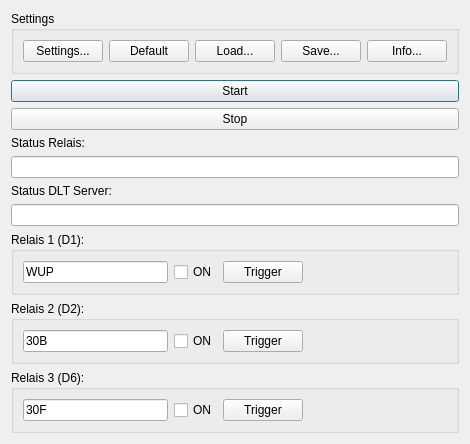
Qt form dialog.ui (alexmucde/DLTPower) before a commit.
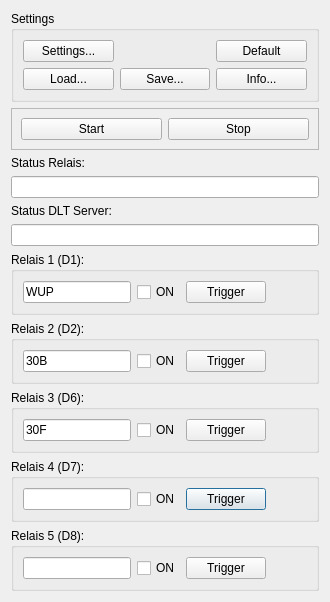
The same form after that commit.

Commit message:
- Support up to 5 Relais
- Add Watchdog with automatic reconnect after 3s
- Changed communication protocol
- Updated Arduino Sketch
- Fixed problem with Arduino starting up in Flash Mode
- Increased version number

Patch:
```diff
--- a/dialog.ui
+++ b/dialog.ui
@@ -6,8 +6,8 @@
    <rect>
     <x>0</x>
     <y>0</y>
-    <width>466</width>
-    <height>435</height>
+    <width>330</width>
+    <height>593</height>
    </rect>
   </property>
   <property name="sizePolicy">
@@ -31,34 +31,138 @@
    <bool>true</bool>
   </property>
   <layout class="QGridLayout" name="gridLayout">
-   <item row="1" column="0">
-    <widget class="QPushButton" name="pushButtonStart">
-     <property name="sizePolicy">
-      <sizepolicy hsizetype="Expanding" vsizetype="Fixed">
-       <horstretch>0</horstretch>
-       <verstretch>0</verstretch>
-      </sizepolicy>
+   <item row="15" column="0">
+    <widget class="QGroupBox" name="groupBox">
+     <property name="title">
+      <string>Relais 4 (D7):</string>
      </property>
-     <property name="text">
-      <string>Start</string>
+     <layout class="QHBoxLayout" name="horizontalLayout_4">
+      <item>
+       <widget class="QLineEdit" name="lineEditRelaisName4"/>
+      </item>
+      <item>
+       <widget class="QCheckBox" name="checkBoxRelais4">
+        <property name="text">
+         <string>ON</string>
+        </property>
+       </widget>
+      </item>
+      <item>
+       <widget class="QPushButton" name="pushButtonRelais4Trigger">
+        <property name="text">
+         <string>Trigger</string>
+        </property>
+       </widget>
+      </item>
+      <item>
+       <spacer name="horizontalSpacer_4">
+        <property name="orientation">
+         <enum>Qt::Horizontal</enum>
+        </property>
+        <property name="sizeHint" stdset="0">
+         <size>
+          <width>40</width>
+          <height>20</height>
+         </size>
+        </property>
+       </spacer>
+      </item>
+     </layout>
+    </widget>
+   </item>
+   <item row="16" column="0">
+    <widget class="QGroupBox" name="groupBox_2">
+     <property name="title">
+      <string>Relais 5 (D8):</string>
      </property>
+     <layout class="QHBoxLayout" name="horizontalLayout_6">
+      <item>
+       <widget class="QLineEdit" name="lineEditRelaisName5"/>
+      </item>
+      <item>
+       <widget class="QCheckBox" name="checkBoxRelais5">
+        <property name="text">
+         <string>ON</string>
+        </property>
+       </widget>
+      </item>
+      <item>
+       <widget class="QPushButton" name="pushButtonRelais5Trigger">
+        <property name="text">
+         <string>Trigger</string>
+        </property>
+       </widget>
+      </item>
+      <item>
+       <spacer name="horizontalSpacer_5">
+        <property name="orientation">
+         <enum>Qt::Horizontal</enum>
+        </property>
+        <property name="sizeHint" stdset="0">
+         <size>
+          <width>40</width>
+          <height>20</height>
+         </size>
+        </property>
+       </spacer>
+      </item>
+     </layout>
     </widget>
    </item>
-   <item row="4" column="0">
+   <item row="13" column="0">
+    <widget class="QGroupBox" name="groupBox_4">
+     <property name="title">
+      <string>Relais 2 (D2):</string>
+     </property>
+     <layout class="QHBoxLayout" name="horizontalLayout_2">
+      <item>
+       <widget class="QLineEdit" name="lineEditRelaisName2">
+        <property name="text">
+         <string>30B</string>
+        </property>
+        <property name="readOnly">
+         <bool>true</bool>
+        </property>
+       </widget>
+      </item>
+      <item>
+       <widget class="QCheckBox" name="checkBoxRelais2">
+        <property name="text">
+         <string>ON</string>
+        </property>
+       </widget>
+      </item>
+      <item>
+       <widget class="QPushButton" name="pushButtonRelais2Trigger">
+        <property name="text">
+         <string>Trigger</string>
+        </property>
+       </widget>
+      </item>
+      <item>
+       <spacer name="horizontalSpacer_2">
+        <property name="orientation">
+         <enum>Qt::Horizontal</enum>
+        </property>
+        <property name="sizeHint" stdset="0">
+         <size>
+          <width>40</width>
+          <height>20</height>
+         </size>
+        </property>
+       </spacer>
+      </item>
+     </layout>
+    </widget>
+   </item>
+   <item row="5" column="0">
     <widget class="QLineEdit" name="lineEditStatus">
      <property name="readOnly">
       <bool>true</bool>
      </property>
     </widget>
    </item>
-   <item row="3" column="0">
-    <widget class="QLabel" name="label_4">
-     <property name="text">
-      <string>Status Relais:</string>
-     </property>
-    </widget>
-   </item>
-   <item row="11" column="0">
+   <item row="12" column="0">
     <widget class="QGroupBox" name="groupBox_3">
      <property name="title">
       <string>Relais 1 (D1):</string>
@@ -104,169 +208,155 @@
      </layout>
     </widget>
    </item>
+   <item row="14" column="0">
+    <widget class="QGroupBox" name="groupBox_5">
+     <property name="title">
+      <string>Relais 3 (D6):</string>
+     </property>
+     <layout class="QHBoxLayout" name="horizontalLayout_3">
+      <item>
+       <widget class="QLineEdit" name="lineEditRelaisName3">
+        <property name="text">
+         <string>30F</string>
+        </property>
+        <property name="readOnly">
+         <bool>true</bool>
+        </property>
+       </widget>
+      </item>
+      <item>
+       <widget class="QCheckBox" name="checkBoxRelais3">
+        <property name="text">
+         <string>ON</string>
+        </property>
+       </widget>
+      </item>
+      <item>
+       <widget class="QPushButton" name="pushButtonRelais3Trigger">
+        <property name="text">
+         <string>Trigger</string>
+        </property>
+       </widget>
+      </item>
+      <item>
+       <spacer name="horizontalSpacer_3">
+        <property name="orientation">
+         <enum>Qt::Horizontal</enum>
+        </property>
+        <property name="sizeHint" stdset="0">
+         <size>
+          <width>40</width>
+          <height>20</height>
+         </size>
+        </property>
+       </spacer>
+      </item>
+     </layout>
+    </widget>
+   </item>
    <item row="0" column="0">
     <widget class="QGroupBox" name="groupBox_6">
      <property name="title">
       <string>Settings</string>
      </property>
-     <layout class="QHBoxLayout" name="horizontalLayout_5">
-      <item>
+     <layout class="QGridLayout" name="gridLayout_2">
+      <item row="0" column="0">
        <widget class="QPushButton" name="pushButtonSettings">
         <property name="text">
          <string>Settings...</string>
         </property>
        </widget>
       </item>
-      <item>
-       <widget class="QPushButton" name="pushButtonDefaultSettings">
-        <property name="text">
-         <string>Default</string>
-        </property>
-       </widget>
-      </item>
-      <item>
+      <item row="1" column="0">
        <widget class="QPushButton" name="pushButtonLoadSettings">
         <property name="text">
          <string>Load...</string>
         </property>
        </widget>
       </item>
-      <item>
+      <item row="1" column="1">
        <widget class="QPushButton" name="pushButtonSaveSettings">
         <property name="text">
          <string>Save...</string>
         </property>
        </widget>
       </item>
-      <item>
+      <item row="1" column="2">
        <widget class="QPushButton" name="pushButtonInfo">
         <property name="text">
          <string>Info...</string>
         </property>
        </widget>
       </item>
+      <item row="0" column="2">
+       <widget class="QPushButton" name="pushButtonDefaultSettings">
+        <property name="text">
+         <string>Default</string>
+        </property>
+       </widget>
+      </item>
      </layout>
     </widget>
    </item>
-   <item row="5" column="0">
+   <item row="4" column="0">
+    <widget class="QLabel" name="label_4">
+     <property name="text">
+      <string>Status Relais:</string>
+     </property>
+    </widget>
+   </item>
+   <item row="6" column="0">
     <widget class="QLabel" name="label_7">
      <property name="text">
       <string>Status DLT Server:</string>
      </property>
     </widget>
    </item>
-   <item row="13" column="0">
-    <widget class="QGroupBox" name="groupBox_5">
-     <property name="title">
-      <string>Relais 3 (D6):</string>
-     </property>
-     <layout class="QHBoxLayout" name="horizontalLayout_3">
-      <item>
-       <widget class="QLineEdit" name="lineEditRelaisName3">
-        <property name="text">
-         <string>30F</string>
-        </property>
-        <property name="readOnly">
-         <bool>true</bool>
-        </property>
-       </widget>
-      </item>
-      <item>
-       <widget class="QCheckBox" name="checkBoxRelais3">
-        <property name="text">
-         <string>ON</string>
-        </property>
-       </widget>
-      </item>
-      <item>
-       <widget class="QPushButton" name="pushButtonRelais3Trigger">
-        <property name="text">
-         <string>Trigger</string>
-        </property>
-       </widget>
-      </item>
-      <item>
-       <spacer name="horizontalSpacer_3">
-        <property name="orientation">
-         <enum>Qt::Horizontal</enum>
-        </property>
-        <property name="sizeHint" stdset="0">
-         <size>
-          <width>40</width>
-          <height>20</height>
-         </size>
-        </property>
-       </spacer>
-      </item>
-     </layout>
-    </widget>
-   </item>
-   <item row="12" column="0">
-    <widget class="QGroupBox" name="groupBox_4">
-     <property name="title">
-      <string>Relais 2 (D2):</string>
-     </property>
-     <layout class="QHBoxLayout" name="horizontalLayout_2">
-      <item>
-       <widget class="QLineEdit" name="lineEditRelaisName2">
-        <property name="text">
-         <string>30B</string>
-        </property>
-        <property name="readOnly">
-         <bool>true</bool>
-        </property>
-       </widget>
-      </item>
-      <item>
-       <widget class="QCheckBox" name="checkBoxRelais2">
-        <property name="text">
-         <string>ON</string>
-        </property>
-       </widget>
-      </item>
-      <item>
-       <widget class="QPushButton" name="pushButtonRelais2Trigger">
-        <property name="text">
-         <string>Trigger</string>
-        </property>
-       </widget>
-      </item>
-      <item>
-       <spacer name="horizontalSpacer_2">
-        <property name="orientation">
-         <enum>Qt::Horizontal</enum>
-        </property>
-        <property name="sizeHint" stdset="0">
-         <size>
-          <width>40</width>
-          <height>20</height>
-         </size>
-        </property>
-       </spacer>
-      </item>
-     </layout>
-    </widget>
-   </item>
-   <item row="2" column="0">
-    <widget class="QPushButton" name="pushButtonStop">
-     <property name="sizePolicy">
-      <sizepolicy hsizetype="Expanding" vsizetype="Preferred">
-       <horstretch>0</horstretch>
-       <verstretch>0</verstretch>
-      </sizepolicy>
-     </property>
-     <property name="text">
-      <string>Stop</string>
-     </property>
-    </widget>
-   </item>
-   <item row="7" column="0">
+   <item row="8" column="0">
     <widget class="QLineEdit" name="lineEditStatusDLT">
      <property name="readOnly">
       <bool>true</bool>
      </property>
     </widget>
    </item>
+   <item row="1" column="0">
+    <widget class="QFrame" name="frame">
+     <property name="frameShape">
+      <enum>QFrame::StyledPanel</enum>
+     </property>
+     <property name="frameShadow">
+      <enum>QFrame::Raised</enum>
+     </property>
+     <layout class="QHBoxLayout" name="horizontalLayout_7">
+      <item>
+       <widget class="QPushButton" name="pushButtonStart">
+        <property name="sizePolicy">
+         <sizepolicy hsizetype="Expanding" vsizetype="Fixed">
+          <horstretch>0</horstretch>
+          <verstretch>0</verstretch>
+         </sizepolicy>
+        </property>
+        <property name="text">
+         <string>Start</string>
+        </property>
+       </widget>
+      </item>
+      <item>
+       <widget class="QPushButton" name="pushButtonStop">
+        <property name="sizePolicy">
+         <sizepolicy hsizetype="Expanding" vsizetype="Preferred">
+          <horstretch>0</horstretch>
+          <verstretch>0</verstretch>
+         </sizepolicy>
+        </property>
+        <property name="text">
+         <string>Stop</string>
+        </property>
+       </widget>
+      </item>
+     </layout>
+    </widget>
+   </item>
   </layout>
  </widget>
  <resources/>
```
The commit also changes 8 other files.
